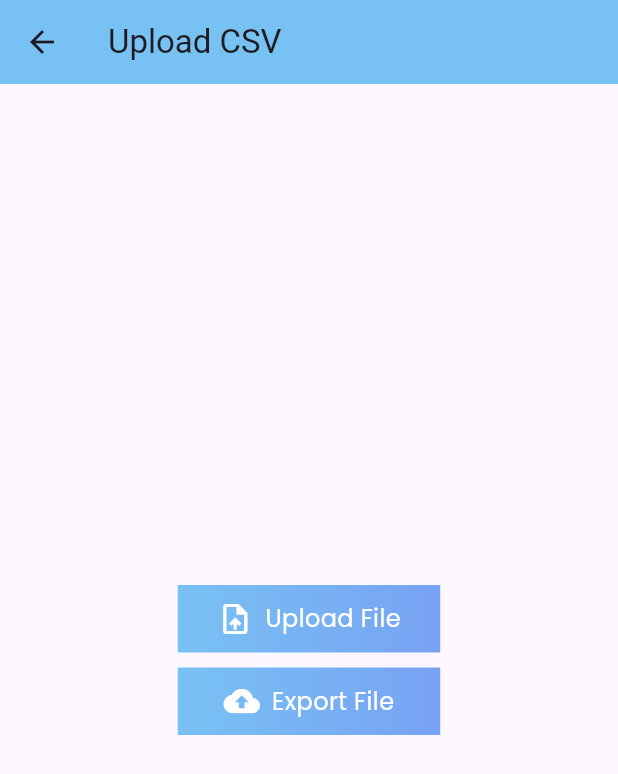
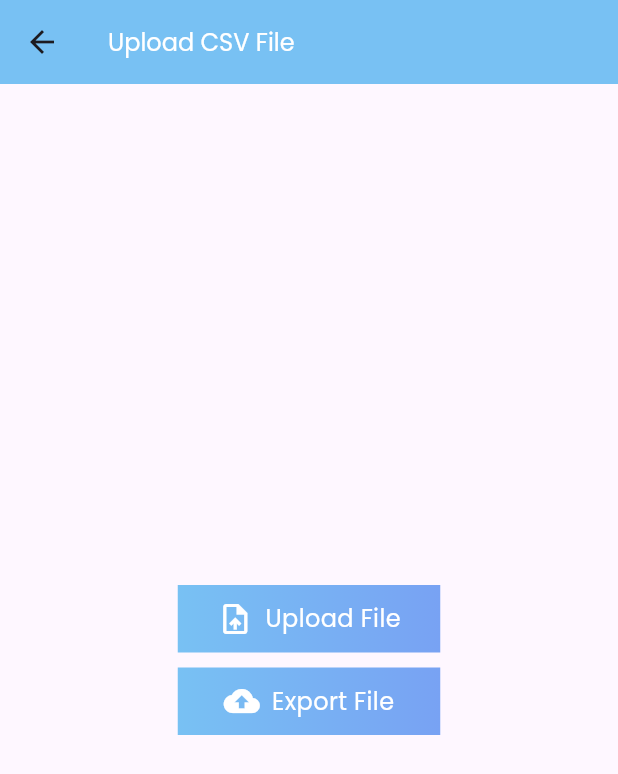
Before and after one commit to yasirzain15/kashmir_milk, a Flutter app: the CsvExcelUploader screen opened directly, on a phone screen of 412 x 824 dp. Shown: the top 774 px of the screen. Run offline on Flutter 3.47's test engine with Material 3 defaults, Android fonts, the phone set to English and light mode, and no system bars; our stand-ins replace carousel_slider, cloud_firestore, connectivity_plus, csv, file_picker, firebase_auth and 5 more; accounts and stored records are empty.

Commit message:
about today

```diff
--- a/lib/Add Customers/multiple_entries.dart
+++ b/lib/Add Customers/multiple_entries.dart
@@ -174,8 +174,18 @@ class _CsvExcelUploaderState extends State<CsvExcelUploader> {
     return SafeArea(
       child: Scaffold(
         appBar: AppBar(
-          title: Text("Upload CSV"),
+          automaticallyImplyLeading: true,
           backgroundColor: Color(0xff78c1f3),
+          title: Text(
+            "Upload CSV File",
+            style: GoogleFonts.poppins(
+              textStyle: const TextStyle(
+                fontSize: 16,
+                fontWeight: FontWeight.w400,
+                color: Colors.white,
+              ),
+            ),
+          ),
         ),
         body: Center(
           child: Column(
@@ -186,15 +196,25 @@ class _CsvExcelUploaderState extends State<CsvExcelUploader> {
                 child: buildButton(Icons.upload_file, "Upload File"),
               ),
               const SizedBox(height: 10),
-              GestureDetector(
-                onTap: exportToStorage,
-                child: buildButton(Icons.cloud_upload,
-                    isUploading ? "Uploading..." : "Export File"),
+              Padding(
+                padding: const EdgeInsets.symmetric(horizontal: 8),
+                child: GestureDetector(
+                  onTap: exportToStorage,
+                  child: buildButton(Icons.cloud_upload,
+                      isUploading ? "Uploading..." : "Export File"),
+                ),
               ),
               if (fileName != null) Text("Selected File: $fileName"),
               if (isUploading)
-                LinearProgressIndicator(value: uploadProgress / 100),
-              if (isUploading) Text("Upload Progress: $uploadProgress%"),
+                LinearProgressIndicator(
+                  value: uploadProgress / 100,
+                  color: Color(0xff78c1f3),
+                ),
+              if (isUploading)
+                Text("Upload Progress: $uploadProgress%",
+                    style: TextStyle(
+                      color: Color(0xff78c1f3),
+                    )),
             ],
           ),
         ),
--- a/lib/customerdetail_screen.dart
+++ b/lib/customerdetail_screen.dart
@@ -11,6 +11,7 @@ class CustomerDetailScreen extends StatelessWidget {
   Widget build(BuildContext context) {
     return SafeArea(
       child: Scaffold(
+        backgroundColor: Color(0xffffffff),
         body: FutureBuilder<DocumentSnapshot>(
           future: FirebaseFirestore.instance
               .collection('customers')
@@ -18,7 +19,10 @@ class CustomerDetailScreen extends StatelessWidget {
               .get(),
           builder: (context, snapshot) {
             if (snapshot.connectionState == ConnectionState.waiting) {
-              return Center(child: CircularProgressIndicator());
+              return Center(
+                  child: CircularProgressIndicator(
+                color: Color(0xff78c1f3),
+              ));
             }
 
             if (!snapshot.hasData || !snapshot.data!.exists) {
```
Also changed, not shown: lib/dashboard.dart (+42 -34 lines), lib/functions.dart (+23 -0 lines), 4 other files.
